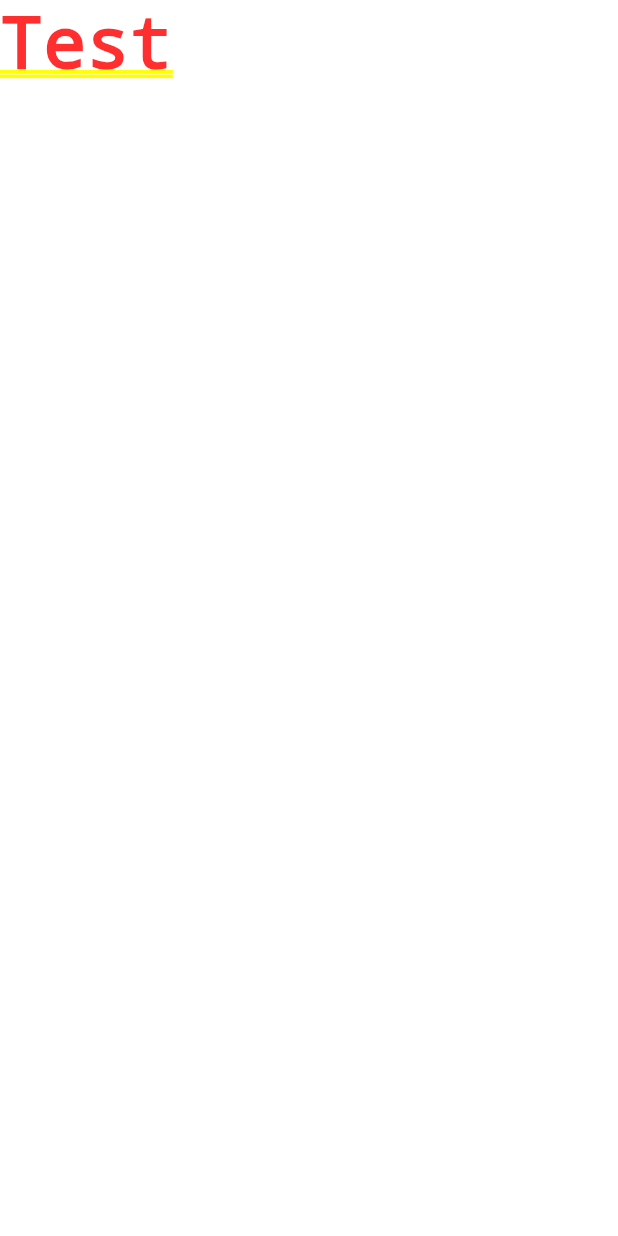
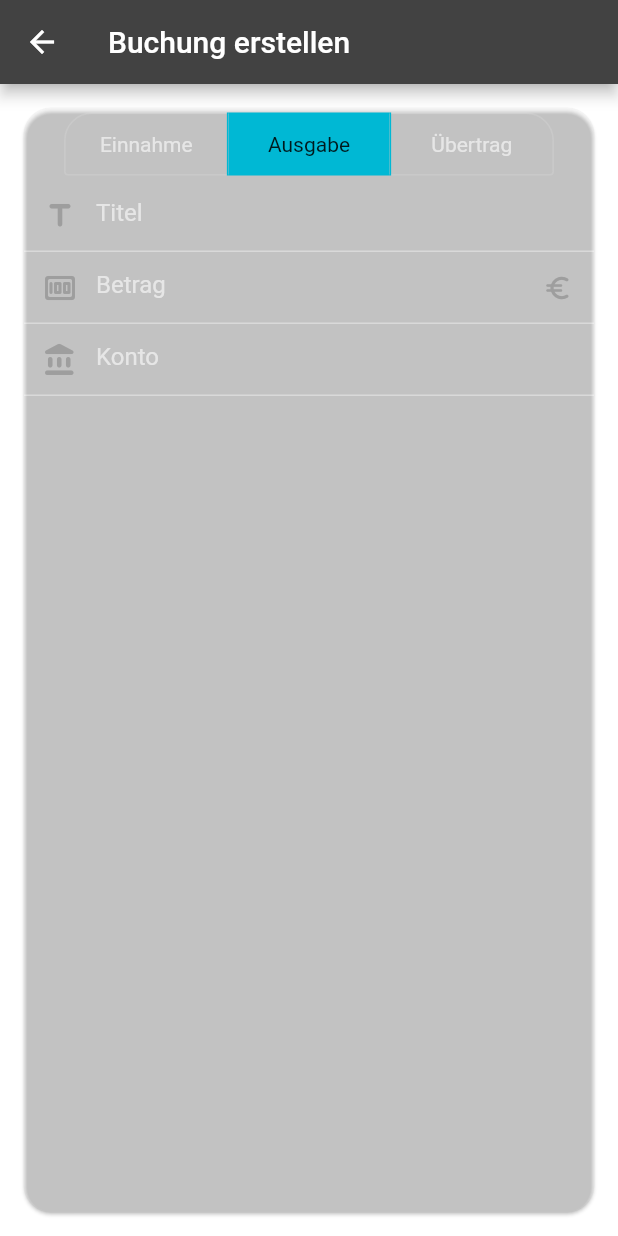
Before and after one commit to Marcel9494/Haushaltsbuch, a Flutter app: the screen it shows after launch, after a tap on the "add" icon, on a phone screen of 412 x 824 dp. Run offline on Flutter 3.47's test engine with Material 2 defaults, Android fonts, the phone set to English and light mode, and no system bars; our stand-ins replace table_calendar.

Commit message:
Buchung erstellen Seite
Buchung erstellen Seite wurde mit folgenden Komponenten aufgebaut:
- Toggle Buttons: Einnahme, Ausgabe oder Übertrag
- Titel Eingabefeld
- Betrag Eingabefeld
- Konto Eingabefeld

```diff
--- /dev/null
+++ b/lib/components/buttons/transaction_toggle_buttons.dart
@@ -0,0 +1,49 @@
+import 'package:flutter/material.dart';
+
+enum TransactionType { income, outcome, transfer }
+
+class TransactionToggleButtons extends StatefulWidget {
+  const TransactionToggleButtons({Key? key}) : super(key: key);
+
+  @override
+  State<TransactionToggleButtons> createState() => _TransactionToggleButtonsState();
+}
+
+class _TransactionToggleButtonsState extends State<TransactionToggleButtons> {
+  final List<bool> _selectedTransaction = <bool>[false, true, false];
+
+  void _setSelectedTransaction(int index) {
+    setState(() {
+      for (int i = 0; i < _selectedTransaction.length; i++) {
+        _selectedTransaction[i] = i == index;
+      }
+    });
+  }
+
+  @override
+  Widget build(BuildContext context) {
+    return ToggleButtons(
+      onPressed: (index) => _setSelectedTransaction(index),
+      borderRadius: const BorderRadius.only(
+        topRight: Radius.circular(18.0),
+        topLeft: Radius.circular(18.0),
+        bottomRight: Radius.circular(2.0),
+        bottomLeft: Radius.circular(2.0),
+      ),
+      selectedBorderColor: Colors.cyanAccent.shade700,
+      selectedColor: Colors.black87,
+      fillColor: Colors.cyanAccent.shade700,
+      color: Colors.white60,
+      constraints: const BoxConstraints(
+        minHeight: 40.0,
+        minWidth: 107.5,
+      ),
+      isSelected: _selectedTransaction,
+      children: const [
+        Text('Einnahme'),
+        Text('Ausgabe'),
+        Text('Übertrag'),
+      ],
+    );
+  }
+}
--- /dev/null
+++ b/lib/components/input_fields/account_input_field.dart
@@ -0,0 +1,24 @@
+import 'package:flutter/material.dart';
+
+class AccountInputField extends StatelessWidget {
+  final TextEditingController textController;
+
+  const AccountInputField({
+    Key? key,
+    required this.textController,
+  }) : super(key: key);
+
+  @override
+  Widget build(BuildContext context) {
+    return TextFormField(
+      controller: textController,
+      decoration: const InputDecoration(
+        hintText: 'Konto',
+        prefixIcon: Icon(
+          Icons.account_balance_rounded,
+          color: Colors.grey,
+        ),
+      ),
+    );
+  }
+}
--- /dev/null
+++ b/lib/components/input_fields/amount_input_field.dart
@@ -0,0 +1,34 @@
+import 'package:flutter/material.dart';
+import 'package:flutter/services.dart';
+
+class AmountInputField extends StatelessWidget {
+  final TextEditingController textController;
+
+  const AmountInputField({
+    Key? key,
+    required this.textController,
+  }) : super(key: key);
+
+  @override
+  Widget build(BuildContext context) {
+    return TextFormField(
+      controller: textController,
+      keyboardType: const TextInputType.numberWithOptions(decimal: true),
+      inputFormatters: [
+        FilteringTextInputFormatter.allow(RegExp('[0-9.,]')),
+      ],
+      decoration: const InputDecoration(
+        hintText: 'Betrag',
+        prefixIcon: Icon(
+          Icons.money_rounded,
+          color: Colors.grey,
+        ),
+        suffixIcon: Icon(
+          Icons.euro_rounded,
+          color: Colors.grey,
+          size: 20.0,
+        ),
+      ),
+    );
+  }
+}
--- /dev/null
+++ b/lib/components/input_fields/title_input_field.dart
@@ -0,0 +1,24 @@
+import 'package:flutter/material.dart';
+
+class TitleInputField extends StatelessWidget {
+  final TextEditingController textController;
+
+  const TitleInputField({
+    Key? key,
+    required this.textController,
+  }) : super(key: key);
+
+  @override
+  Widget build(BuildContext context) {
+    return TextFormField(
+      controller: textController,
+      decoration: const InputDecoration(
+        hintText: 'Titel',
+        prefixIcon: Icon(
+          Icons.title_rounded,
+          color: Colors.grey,
+        ),
+      ),
+    );
+  }
+}
--- a/lib/screens/create_or_edit_booking_screen.dart
+++ b/lib/screens/create_or_edit_booking_screen.dart
@@ -1,4 +1,9 @@
 import 'package:flutter/material.dart';
+
+import '/components/buttons/transaction_toggle_buttons.dart';
+import '/components/input_fields/title_input_field.dart';
+import '/components/input_fields/amount_input_field.dart';
+import '/components/input_fields/account_input_field.dart';
 
 class CreateOrEditBookingScreen extends StatefulWidget {
   const CreateOrEditBookingScreen({Key? key}) : super(key: key);
@@ -8,10 +13,36 @@ class CreateOrEditBookingScreen extends StatefulWidget {
 }
 
 class _CreateOrEditBookingScreenState extends State<CreateOrEditBookingScreen> {
+  final TextEditingController _titleTextController = TextEditingController();
+  final TextEditingController _amountTextController = TextEditingController();
+  final TextEditingController _accountTextController = TextEditingController();
+
   @override
   Widget build(BuildContext context) {
     // TODO hier weitermachen und erste Testbuchungen erstellen können, um diese in den
     // unterschiedlichen Tab Views (Kalender, Täglich & Monatlich) anzeigen lassen zu können.
-    return const Text('Test');
+    return Scaffold(
+      backgroundColor: const Color(0x00ffffff),
+      appBar: AppBar(
+        title: const Text('Buchung erstellen'),
+      ),
+      body: Padding(
+        padding: const EdgeInsets.all(12.0),
+        child: Card(
+          color: const Color(0x1fffffff),
+          shape: RoundedRectangleBorder(
+            borderRadius: BorderRadius.circular(18.0),
+          ),
+          child: Column(
+            children: [
+              const TransactionToggleButtons(),
+              TitleInputField(textController: _titleTextController),
+              AmountInputField(textController: _amountTextController),
+              AccountInputField(textController: _accountTextController),
+            ],
+          ),
+        ),
+      ),
+    );
   }
 }
```
